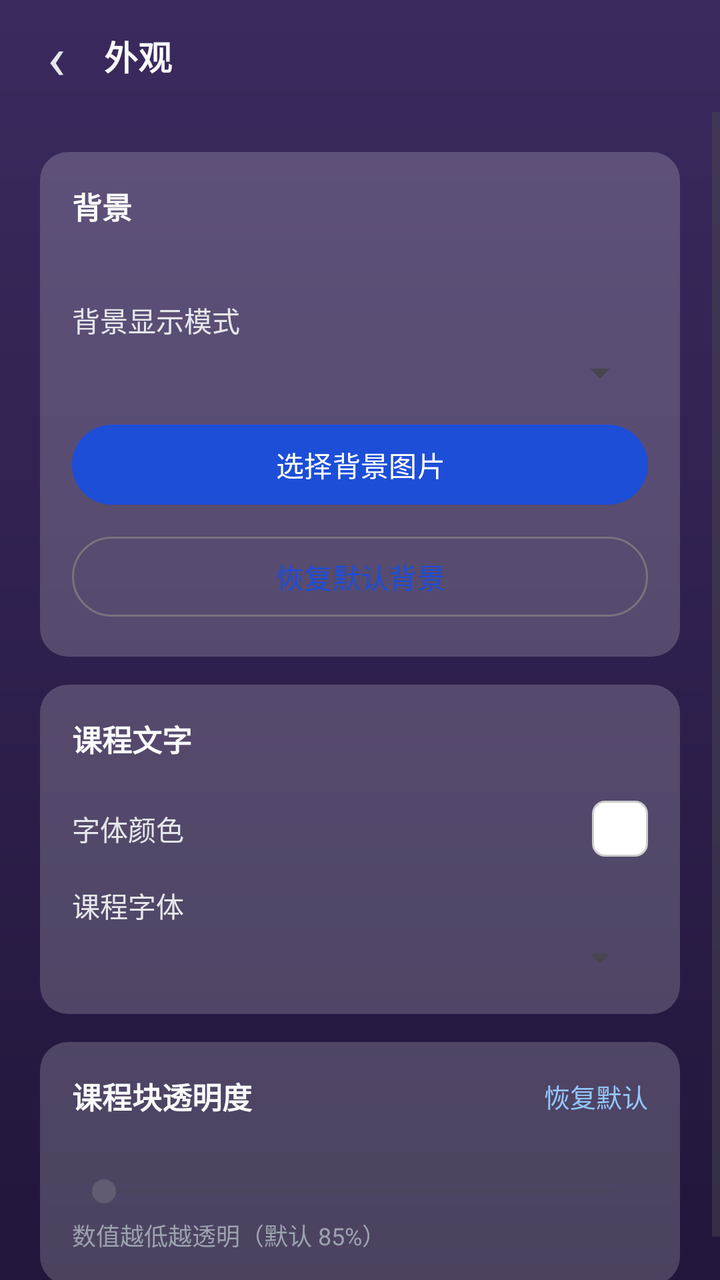
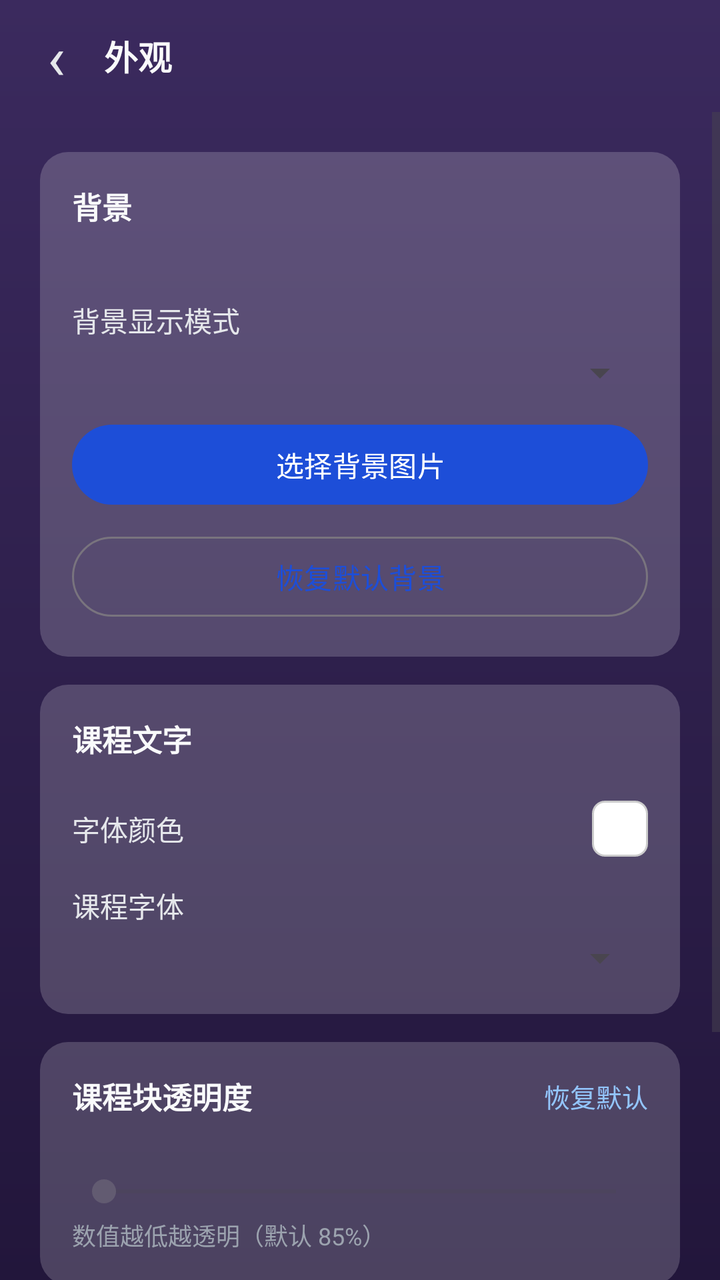

An Android layout rendered at two revisions. The XML below is the earlier revision; the diff shows what the commit changed to produce the second picture.
<!-- AndroidManifest.xml: application theme Theme.NusttiTimetable -->
<!-- res/layout/activity_appearance.xml -->
<?xml version="1.0" encoding="utf-8"?>
<LinearLayout xmlns:android="http://schemas.android.com/apk/res/android"
    android:layout_width="match_parent"
    android:layout_height="match_parent"
    android:orientation="vertical"
    android:background="@drawable/bg_about_window">

    
    <LinearLayout
        android:layout_width="match_parent"
        android:layout_height="56dp"
        android:gravity="center_vertical"
        android:orientation="horizontal"
        android:paddingStart="4dp"
        android:paddingEnd="16dp">

        <TextView
            android:id="@+id/btnBack"
            android:layout_width="48dp"
            android:layout_height="48dp"
            android:gravity="center"
            android:text="‹"
            android:textSize="30sp"
            android:textColor="#E5E7EB"
            android:clickable="true"
            android:focusable="true"
            android:background="?attr/selectableItemBackgroundBorderless" />

        <TextView
            android:layout_width="0dp"
            android:layout_height="wrap_content"
            android:layout_weight="1"
            android:text="外观"
            android:textSize="17sp"
            android:textStyle="bold"
            android:textColor="#F9FAFB" />
    </LinearLayout>

    <ScrollView
        android:layout_width="match_parent"
        android:layout_height="0dp"
        android:layout_weight="1"
        android:fillViewport="true">

        <LinearLayout
            android:layout_width="match_parent"
            android:layout_height="wrap_content"
            android:orientation="vertical"
            android:padding="20dp">

            
            <LinearLayout
                android:layout_width="match_parent"
                android:layout_height="wrap_content"
                android:background="@drawable/bg_about_card"
                android:orientation="vertical"
                android:padding="16dp">

                <TextView
                    android:layout_width="wrap_content"
                    android:layout_height="wrap_content"
                    android:text="背景"
                    android:textColor="#F9FAFB"
                    android:textSize="15sp"
                    android:textStyle="bold" />

                <TextView
                    android:id="@+id/tvBgStatus"
                    android:layout_width="wrap_content"
                    android:layout_height="wrap_content"
                    android:layout_marginTop="6dp"
                    android:lineSpacingExtra="4dp"
                    android:textColor="#9CA3AF"
                    android:textSize="13sp" />

                <TextView
                    android:layout_width="wrap_content"
                    android:layout_height="wrap_content"
                    android:layout_marginTop="12dp"
                    android:text="背景显示模式"
                    android:textColor="#E5E7EB"
                    android:textSize="14sp" />

                <Spinner
                    android:id="@+id/spBgMode"
                    android:layout_width="match_parent"
                    android:layout_height="wrap_content"
                    android:layout_marginTop="4dp" />

                <Button
                    android:id="@+id/btnPickBackground"
                    android:layout_width="match_parent"
                    android:layout_height="wrap_content"
                    android:layout_marginTop="10dp"
                    android:text="选择背景图片"
                    android:textAllCaps="false" />

                <Button
                    android:id="@+id/btnResetBackground"
                    style="?attr/materialButtonOutlinedStyle"
                    android:layout_width="match_parent"
                    android:layout_height="wrap_content"
                    android:layout_marginTop="8dp"
                    android:text="恢复默认背景"
                    android:textAllCaps="false" />
            </LinearLayout>

            
            <LinearLayout
                android:layout_width="match_parent"
                android:layout_height="wrap_content"
                android:layout_marginTop="14dp"
                android:background="@drawable/bg_about_card"
                android:orientation="vertical"
                android:padding="16dp">

                <TextView
                    android:layout_width="wrap_content"
                    android:layout_height="wrap_content"
                    android:text="课程文字"
                    android:textColor="#F9FAFB"
                    android:textSize="15sp"
                    android:textStyle="bold" />

                <LinearLayout
                    android:id="@+id/rowFontColor"
                    android:layout_width="match_parent"
                    android:layout_height="wrap_content"
                    android:layout_marginTop="12dp"
                    android:background="?attr/selectableItemBackground"
                    android:gravity="center_vertical"
                    android:orientation="horizontal"
                    android:paddingTop="8dp"
                    android:paddingBottom="8dp">

                    <TextView
                        android:layout_width="0dp"
                        android:layout_height="wrap_content"
                        android:layout_weight="1"
                        android:text="字体颜色"
                        android:textColor="#E5E7EB"
                        android:textSize="14sp" />

                    <View
                        android:id="@+id/vFontColorPreview"
                        android:layout_width="28dp"
                        android:layout_height="28dp"
                        android:background="@drawable/bg_color_preview" />
                </LinearLayout>

                <TextView
                    android:layout_width="wrap_content"
                    android:layout_height="wrap_content"
                    android:layout_marginTop="6dp"
                    android:text="课程字体"
                    android:textColor="#E5E7EB"
                    android:textSize="14sp" />

                <Spinner
                    android:id="@+id/spFontFamily"
                    android:layout_width="match_parent"
                    android:layout_height="wrap_content"
                    android:layout_marginTop="4dp" />
            </LinearLayout>

            
            <LinearLayout
                android:layout_width="match_parent"
                android:layout_height="wrap_content"
                android:layout_marginTop="14dp"
                android:background="@drawable/bg_about_card"
                android:orientation="vertical"
                android:padding="16dp">

                <LinearLayout
                    android:layout_width="match_parent"
                    android:layout_height="wrap_content"
                    android:gravity="center_vertical"
                    android:orientation="horizontal">

                    <TextView
                        android:layout_width="0dp"
                        android:layout_height="wrap_content"
                        android:layout_weight="1"
                        android:text="课程块透明度"
                        android:textColor="#F9FAFB"
                        android:textSize="15sp"
                        android:textStyle="bold" />

                    <TextView
                        android:id="@+id/btnResetBlockAlpha"
                        android:layout_width="wrap_content"
                        android:layout_height="wrap_content"
                        android:text="恢复默认"
                        android:textColor="#93C5FD"
                        android:textSize="13sp"
                        android:clickable="true"
                        android:focusable="true"
                        android:background="?attr/selectableItemBackground" />
                </LinearLayout>

                <TextView
                    android:id="@+id/tvBlockAlpha"
                    android:layout_width="wrap_content"
                    android:layout_height="wrap_content"
                    android:layout_marginTop="6dp"
                    android:textColor="#9CA3AF"
                    android:textSize="13sp" />

                <SeekBar
                    android:id="@+id/sbBlockAlpha"
                    android:layout_width="match_parent"
                    android:layout_height="wrap_content"
                    android:layout_marginTop="4dp"
                    android:max="100" />

                <TextView
                    android:layout_width="wrap_content"
                    android:layout_height="wrap_content"
                    android:layout_marginTop="4dp"
                    android:text="数值越低越透明（默认 85%）"
                    android:textColor="#9CA3AF"
                    android:textSize="12sp" />
            </LinearLayout>
        </LinearLayout>
    </ScrollView>
</LinearLayout>
<!-- resources referenced by this layout -->
<resources>
  <!-- drawable bg_about_card (drawable) -->
  <?xml version="1.0" encoding="utf-8"?>
  <shape xmlns:android="http://schemas.android.com/apk/res/android">
      <solid android:color="#30FFFFFF" />
      <corners android:radius="14dp" />
  </shape>
  <!-- drawable bg_about_window (drawable) -->
  <?xml version="1.0" encoding="utf-8"?>
  <shape xmlns:android="http://schemas.android.com/apk/res/android">
      <gradient
          android:angle="270"
          android:startColor="#3B2A5E"
          android:endColor="#22163B" />
  </shape>
  <!-- drawable bg_color_preview (drawable) -->
  <?xml version="1.0" encoding="utf-8"?>
  <shape xmlns:android="http://schemas.android.com/apk/res/android">
      <corners android:radius="6dp" />
      <solid android:color="#FFFFFFFF" />
      <stroke android:width="1dp" android:color="#CCCCCC" />
  </shape>
  <style name="Theme.NusttiTimetable" parent="Theme.Material3.DayNight.NoActionBar">
          <item name="colorPrimary">@color/brand</item>
          <item name="colorPrimaryDark">@color/brand_dark</item>
          <item name="colorOnPrimary">@color/white</item>
          <item name="android:statusBarColor" tools:targetApi="l">@color/brand_dark</item>
      </style>
  <color name="brand">#1D4ED8</color>
  <color name="brand_dark">#0F172A</color>
  <color name="white">#FFFFFFFF</color>
</resources>

<!-- the commit's change to res/layout/activity_appearance.xml (unified diff, before → after) -->
@@ -222,6 +222,66 @@
                     android:textColor="#9CA3AF"
                     android:textSize="12sp" />
             </LinearLayout>
+
+            
+            <LinearLayout
+                android:layout_width="match_parent"
+                android:layout_height="wrap_content"
+                android:layout_marginTop="14dp"
+                android:background="@drawable/bg_about_card"
+                android:orientation="vertical"
+                android:padding="16dp">
+
+                <LinearLayout
+                    android:layout_width="match_parent"
+                    android:layout_height="wrap_content"
+                    android:gravity="center_vertical"
+                    android:orientation="horizontal">
+
+                    <TextView
+                        android:layout_width="0dp"
+                        android:layout_height="wrap_content"
+                        android:layout_weight="1"
+                        android:text="小组件透明度"
+                        android:textColor="#F9FAFB"
+                        android:textSize="15sp"
+                        android:textStyle="bold" />
+
+                    <TextView
+                        android:id="@+id/btnResetWidgetAlpha"
+                        android:layout_width="wrap_content"
+                        android:layout_height="wrap_content"
+                        android:text="恢复默认"
+                        android:textColor="#93C5FD"
+                        android:textSize="13sp"
+                        android:clickable="true"
+                        android:focusable="true"
+                        android:background="?attr/selectableItemBackground" />
+                </LinearLayout>
+
+                <TextView
+                    android:id="@+id/tvWidgetAlpha"
+                    android:layout_width="wrap_content"
+                    android:layout_height="wrap_content"
+                    android:layout_marginTop="6dp"
+                    android:textColor="#9CA3AF"
+                    android:textSize="13sp" />
+
+                <SeekBar
+                    android:id="@+id/sbWidgetAlpha"
+                    android:layout_width="match_parent"
+                    android:layout_height="wrap_content"
+                    android:layout_marginTop="4dp"
+                    android:max="80" />
+
+                <TextView
+                    android:layout_width="wrap_content"
+                    android:layout_height="wrap_content"
+                    android:layout_marginTop="4dp"
+                    android:text="数值越低越透明，可透出桌面壁纸（默认 100%）"
+                    android:textColor="#9CA3AF"
+                    android:textSize="12sp" />
+            </LinearLayout>
         </LinearLayout>
     </ScrollView>
 </LinearLayout>
